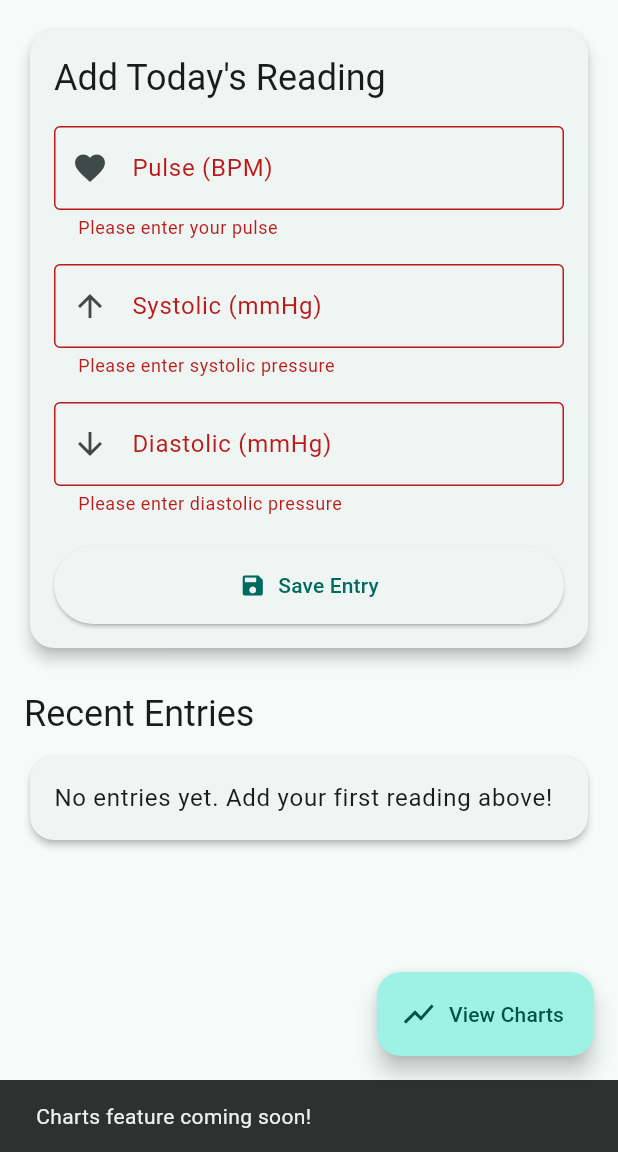
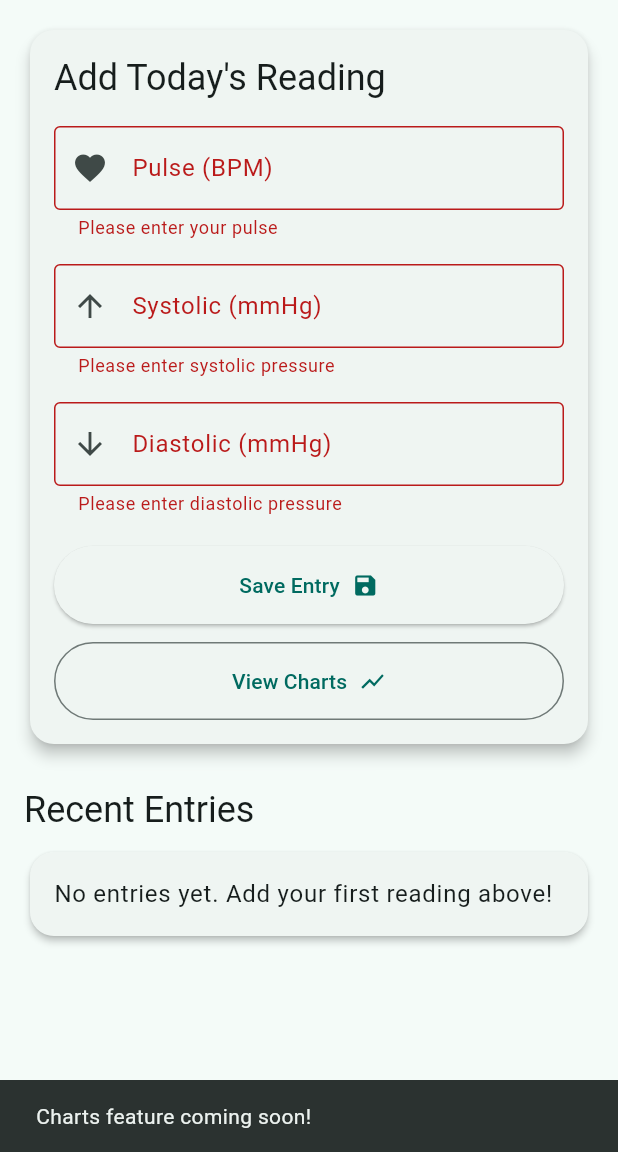
Before and after one commit to Y0urLocalCatboy/pulsenote, a Flutter app: the screen it shows after launch, after a tap on "Save Entry", after a tap on "View Charts", on a phone screen of 412 x 824 dp, the part 84-1236 px from its top. Run offline on Flutter 3.47's test engine with Material 3 defaults, Android fonts, the phone set to English and light mode, and no system bars; our stand-ins replace cloud_firestore, firebase_core; accounts and stored records are empty.

Commit message:
Changed the buttons

```diff
--- a/lib/main.dart
+++ b/lib/main.dart
@@ -193,11 +193,20 @@ class _HomePageState extends State<HomePage> {
                         },
                       ),
                       const SizedBox(height: 20),
-                      SizedBox(
-                        width: double.infinity,
-                        child: ElevatedButton.icon(
+                      Column(
+                        crossAxisAlignment: CrossAxisAlignment.stretch,
+                        children: [
+                          ElevatedButton(
                             onPressed: _isLoading ? null : _saveEntry,
-                          icon: _isLoading
+                            style: ElevatedButton.styleFrom(
+                              padding: const EdgeInsets.all(16),
+                            ),
+                            child: Row(
+                              mainAxisAlignment: MainAxisAlignment.center,
+                              children: [
+                                Text(_isLoading ? 'Saving...' : 'Save Entry'),
+                                const SizedBox(width: 8),
+                                _isLoading
                                     ? const SizedBox(
                                         width: 16,
                                         height: 16,
@@ -206,11 +215,31 @@ class _HomePageState extends State<HomePage> {
                                         ),
                                       )
                                     : const Icon(Icons.save),
-                          label: Text(_isLoading ? 'Saving...' : 'Save Entry'),
-                          style: ElevatedButton.styleFrom(
+                              ],
+                            ),
+                          ),
+                          const SizedBox(height: 12),
+                          OutlinedButton(
+                            onPressed: () {
+                              ScaffoldMessenger.of(context).showSnackBar(
+                                const SnackBar(
+                                  content: Text('Charts feature coming soon!'),
+                                ),
+                              );
+                            },
+                            style: OutlinedButton.styleFrom(
                               padding: const EdgeInsets.all(16),
                             ),
+                            child: Row(
+                              mainAxisAlignment: MainAxisAlignment.center,
+                              children: const [
+                                Text('View Charts'),
+                                SizedBox(width: 8),
+                                Icon(Icons.show_chart),
+                              ],
                             ),
+                          ),
+                        ],
                       ),
                     ],
                   ),
@@ -317,15 +346,6 @@ class _HomePageState extends State<HomePage> {
           ],
         ),
       ),
-      floatingActionButton: FloatingActionButton.extended(
-        onPressed: () {
-          ScaffoldMessenger.of(context).showSnackBar(
-            const SnackBar(content: Text('Charts feature coming soon!')),
-          );
-        },
-        icon: const Icon(Icons.show_chart),
-        label: const Text('View Charts'),
-      ),
     );
   }
 }
```
Lines whose indentation alone changed are shown as unchanged.
